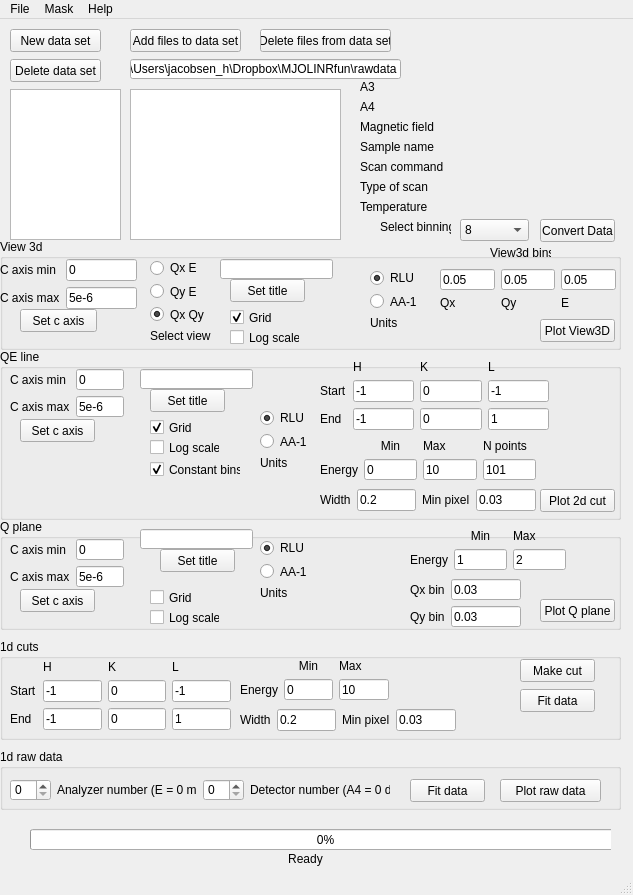
This is src/main/python/MJOLNIR_GUI_ui.ui in MJOLNIRPackage/MJOLNIR-GUI as Qt 5 draws it before an edit. The edited form follows.
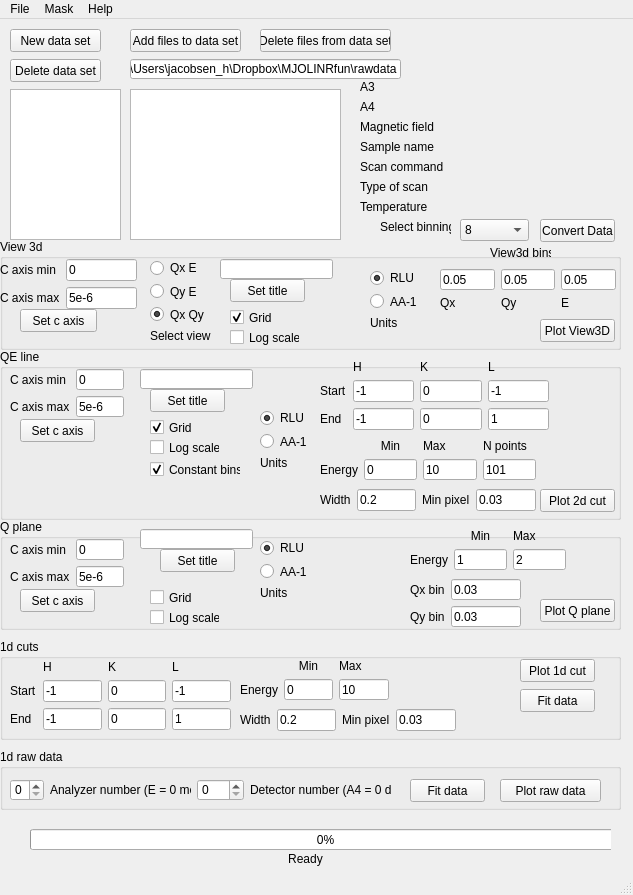
This is the edited form.

What changed in the file:
```diff
--- a/src/main/python/MJOLNIR_GUI_ui.ui
+++ b/src/main/python/MJOLNIR_GUI_ui.ui
@@ -996,7 +996,7 @@
       </rect>
      </property>
      <property name="text">
-      <string>Make cut</string>
+      <string>Plot 1d cut</string>
      </property>
     </widget>
     <widget class="QPushButton" name="pushButton_5">
@@ -1421,7 +1421,14 @@
        </widget>
       </item>
       <item row="0" column="0">
-       <widget class="QSpinBox" name="spinBox"/>
+       <widget class="QSpinBox" name="Raw1D_Analyzer_spinBox">
+        <property name="minimum">
+         <number>0</number>
+        </property>
+        <property name="maximum">
+         <number>7</number>
+        </property>
+       </widget>
       </item>
       <item row="0" column="1">
        <widget class="QLabel" name="label_10">
@@ -1431,7 +1438,11 @@
        </widget>
       </item>
       <item row="0" column="2">
-       <widget class="QSpinBox" name="spinBox_2"/>
+       <widget class="QSpinBox" name="Raw1D_Detector_spinBox">
+        <property name="maximum">
+         <number>103</number>
+        </property>
+       </widget>
       </item>
      </layout>
     </widget>
```
Left out of the diff: 28 changed lines with no effect on the pictures.
